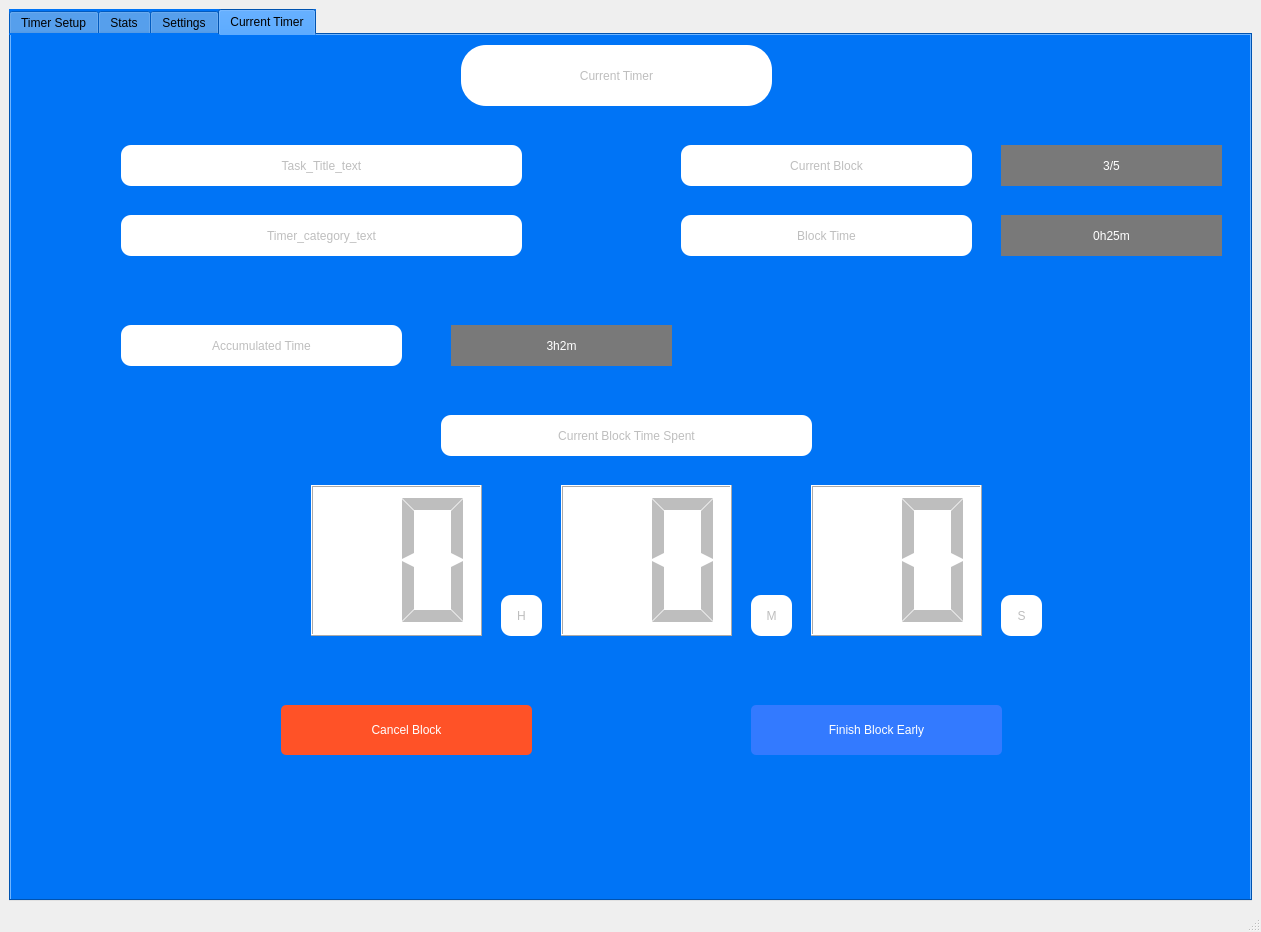
This is QtObjects/MainWindow.ui in raufie/strategic_blocking as Qt 5 draws it before an edit. The edited form follows.
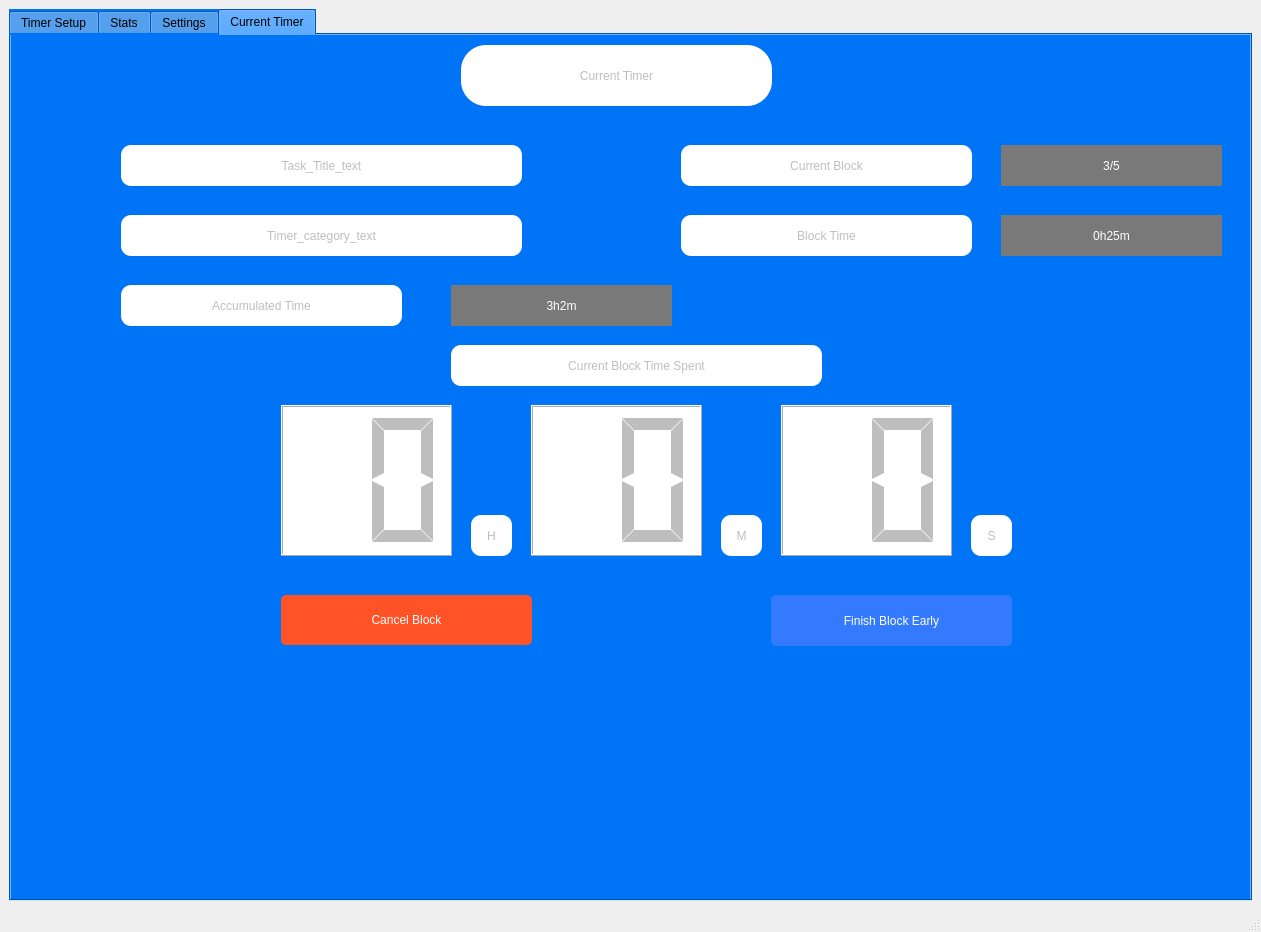
This is the edited form. The open tabs and pages were chosen to show the change. Custom widgets are drawn as their Qt base class.

What changed in the file:
```diff
--- a/QtObjects/MainWindow.ui
+++ b/QtObjects/MainWindow.ui
@@ -957,7 +957,7 @@
         <property name="geometry">
          <rect>
           <x>110</x>
-          <y>290</y>
+          <y>250</y>
           <width>281</width>
           <height>41</height>
          </rect>
@@ -977,7 +977,7 @@
         <property name="geometry">
          <rect>
           <x>440</x>
-          <y>290</y>
+          <y>250</y>
           <width>221</width>
           <height>41</height>
          </rect>
@@ -997,8 +997,8 @@
        <widget class="QLCDNumber" name="minutes_label">
         <property name="geometry">
          <rect>
-          <x>550</x>
-          <y>450</y>
+          <x>520</x>
+          <y>370</y>
           <width>171</width>
           <height>151</height>
          </rect>
@@ -1022,8 +1022,8 @@
        <widget class="QLabel" name="timer_category_label_3">
         <property name="geometry">
          <rect>
-          <x>430</x>
-          <y>380</y>
+          <x>440</x>
+          <y>310</y>
           <width>371</width>
           <height>41</height>
          </rect>
@@ -1042,8 +1042,8 @@
        <widget class="QLCDNumber" name="hours_label">
         <property name="geometry">
          <rect>
-          <x>300</x>
-          <y>450</y>
+          <x>270</x>
+          <y>370</y>
           <width>171</width>
           <height>151</height>
          </rect>
@@ -1067,8 +1067,8 @@
        <widget class="QLabel" name="timer_category_label_4">
         <property name="geometry">
          <rect>
-          <x>490</x>
-          <y>560</y>
+          <x>460</x>
+          <y>480</y>
           <width>41</width>
           <height>41</height>
          </rect>
@@ -1087,8 +1087,8 @@
        <widget class="QLabel" name="timer_category_label_5">
         <property name="geometry">
          <rect>
-          <x>740</x>
-          <y>560</y>
+          <x>710</x>
+          <y>480</y>
           <width>41</width>
           <height>41</height>
          </rect>
@@ -1108,7 +1108,7 @@
         <property name="geometry">
          <rect>
           <x>270</x>
-          <y>670</y>
+          <y>560</y>
           <width>251</width>
           <height>50</height>
          </rect>
@@ -1125,10 +1125,10 @@
        <widget class="QPushButton" name="taskPositiveButton">
         <property name="geometry">
          <rect>
-          <x>740</x>
-          <y>670</y>
-          <width>251</width>
-          <height>50</height>
+          <x>760</x>
+          <y>560</y>
+          <width>241</width>
+          <height>51</height>
          </rect>
         </property>
         <property name="styleSheet">
@@ -1143,8 +1143,8 @@
        <widget class="QLCDNumber" name="seconds_label">
         <property name="geometry">
          <rect>
-          <x>800</x>
-          <y>450</y>
+          <x>770</x>
+          <y>370</y>
           <width>171</width>
           <height>151</height>
          </rect>
@@ -1168,8 +1168,8 @@
        <widget class="QLabel" name="timer_category_label_6">
         <property name="geometry">
          <rect>
-          <x>990</x>
-          <y>560</y>
+          <x>960</x>
+          <y>480</y>
           <width>41</width>
           <height>41</height>
          </rect>
```
